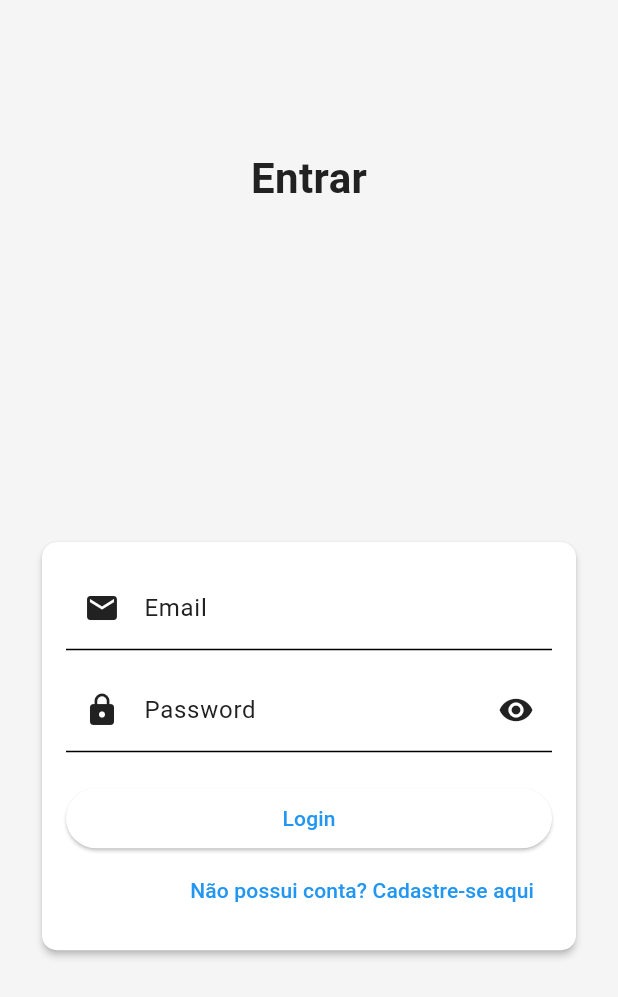
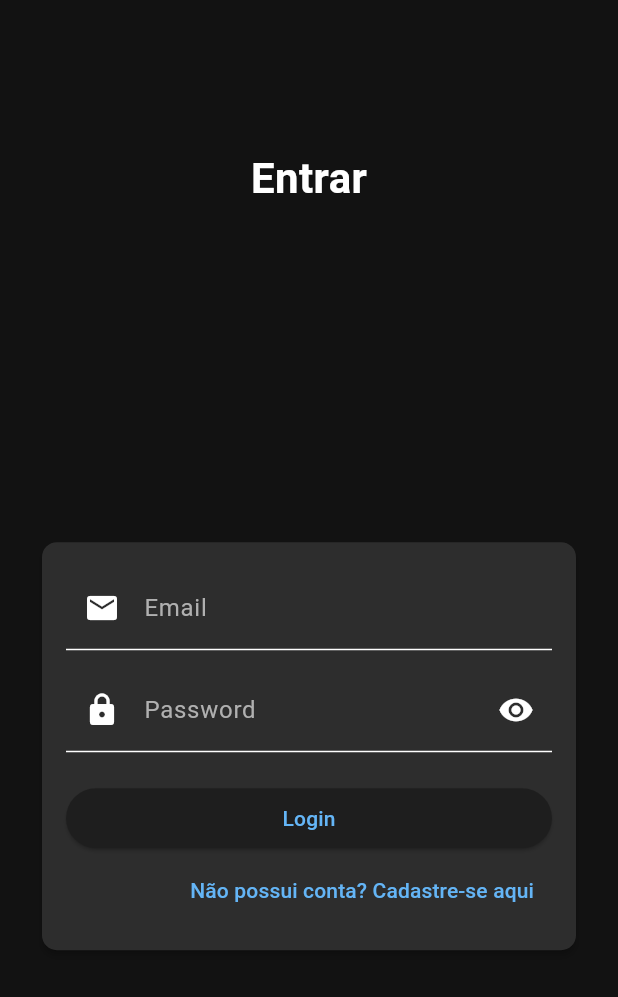
Before and after one commit to filipegms5/money_flow_app, a Flutter app: the screen it shows after launch, on a phone screen of 412 x 824 dp. Shown: the top 997 px of the screen. Run offline on Flutter 3.47's test engine with Material 3 defaults, Android fonts, the phone set to English and light mode, and no system bars; our stand-ins replace fl_chart, shared_preferences; missing offline and left inert: mobile_scanner.

Commit message:
refinamento de comentarios

```diff
--- a/lib/controllers/meta_financeira_controller.dart
+++ b/lib/controllers/meta_financeira_controller.dart
@@ -19,7 +19,7 @@ class MetaFinanceiraController extends BaseController {
       if (jsonData == null) return null;
       return MetaFinanceira.fromJson(jsonData);
     } else if (response.statusCode == 404) {
-      return null; // No active goal
+      return null; // Sem metas ativas
     } else {
       throw Exception('Erro ao carregar meta ativa: ${response.statusCode}');
     }
@@ -56,7 +56,7 @@ class MetaFinanceiraController extends BaseController {
       if (jsonData is List) {
         transacoesList = jsonData;
       } else if (jsonData is Map) {
-        // Backend returns {despesas: [...], receitas: [...]}
+        // Backend retorna {despesas: [...], receitas: [...]}
         if (jsonData.containsKey('despesas')) {
           transacoesList.addAll(jsonData['despesas'] as List);
         }
--- a/lib/controllers/theme_controller.dart
+++ b/lib/controllers/theme_controller.dart
@@ -1,19 +1,26 @@
 import 'package:flutter/material.dart';
 import 'package:shared_preferences/shared_preferences.dart';
 
+/// Controlador responsável por gerenciar o estado do tema da aplicação
+/// Permite alternar entre tema claro e escuro, salvando a preferência
 class ThemeController extends ChangeNotifier {
+  /// Chave para salvar a preferência do tema no SharedPreferences
   static const String _themeKey = 'theme_mode';
 
-  ThemeMode _themeMode = ThemeMode.light;
+  /// Modo atual do tema (padrão: escuro)
+  ThemeMode _themeMode = ThemeMode.dark;
 
+  /// Retorna o modo atual do tema
   ThemeMode get themeMode => _themeMode;
 
+  /// Retorna true se o tema atual for escuro
   bool get isDarkMode => _themeMode == ThemeMode.dark;
 
   ThemeController() {
     _loadTheme();
   }
 
+  /// Carrega o tema salvo do SharedPreferences
   Future<void> _loadTheme() async {
     try {
       final prefs = await SharedPreferences.getInstance();
@@ -24,11 +31,14 @@ class ThemeController extends ChangeNotifier {
         notifyListeners();
       }
     } catch (e) {
-      // Use default light theme if loading fails
-      _themeMode = ThemeMode.light;
+      // Usa o tema escuro como padrão se houver erro ao carregar
+      _themeMode = ThemeMode.dark;
     }
   }
 
+  /// Define o modo do tema e salva a preferência
+  ///
+  /// [mode] - O modo do tema a ser definido (claro ou escuro)
   Future<void> setThemeMode(ThemeMode mode) async {
     if (_themeMode == mode) return;
 
@@ -42,10 +52,11 @@ class ThemeController extends ChangeNotifier {
         mode == ThemeMode.dark ? 'dark' : 'light',
       );
     } catch (e) {
-      // Ignore save errors
+      // Ignora erros ao salvar
     }
   }
 
+  /// Alterna entre tema claro e escuro
   Future<void> toggleTheme() async {
     final newMode = _themeMode == ThemeMode.dark
         ? ThemeMode.light
--- a/lib/models/estabelecimento_model.dart
+++ b/lib/models/estabelecimento_model.dart
@@ -1,6 +1,3 @@
-// To parse this JSON data, do
-//
-//     final estabelecimento = estabelecimentoFromJson(jsonString);
 
 import 'package:meta/meta.dart';
 import 'dart:convert';
--- a/lib/models/forma_pagamento_model.dart
+++ b/lib/models/forma_pagamento_model.dart
@@ -1,6 +1,3 @@
-// To parse this JSON data, do
-//
-//     final formaPagamento = formaPagamentoFromJson(jsonString);
 
 import 'package:meta/meta.dart';
 import 'dart:convert';
--- a/lib/models/meta_financeira_model.dart
+++ b/lib/models/meta_financeira_model.dart
@@ -1,6 +1,3 @@
-// To parse this JSON data, do
-//
-//     final metaFinanceira = metaFinanceiraFromJson(jsonString);
 
 import 'package:meta/meta.dart';
 import 'dart:convert';
--- a/lib/models/scan_model.dart
+++ b/lib/models/scan_model.dart
@@ -1,6 +1,3 @@
-// To parse this JSON data, do
-//
-//     final scan = scanFromJson(jsonString);
 
 import 'package:meta/meta.dart';
 import 'dart:convert';
--- a/lib/models/transacao_model.dart
+++ b/lib/models/transacao_model.dart
@@ -1,6 +1,3 @@
-// To parse this JSON data, do
-//
-//     final transacao = transacaoFromJson(jsonString);
 
 import 'package:meta/meta.dart';
 import 'package:money_flow_app/models/estabelecimento_model.dart';
--- a/lib/pages/detalhes_meta_page.dart
+++ b/lib/pages/detalhes_meta_page.dart
@@ -58,7 +58,7 @@ class _DetalhesMetaPageState extends State<DetalhesMetaPage> {
     );
 
     if (result != null) {
-      // Return to home with refresh signal
+      // Retorna para a home com sinal de atualização
       Navigator.pop(context, true);
     }
   }
--- a/lib/theme/app_colors.dart
+++ b/lib/theme/app_colors.dart
@@ -1,44 +1,46 @@
 import 'package:flutter/material.dart';
 
+/// Classe que centraliza todas as cores utilizadas na aplicação
+/// Fornece paletas de cores separadas para tema claro e tema escuro
 class AppColors {
-  // Primary colors
-  final Color primary;
-  final Color secondary;
+  // Cores primárias
+  final Color primary; // Cor primária do tema (azul)
+  final Color secondary; // Cor secundária do tema (cinza)
 
-  // Background colors
-  final Color background;
-  final Color surface;
-  final Color cardBackground;
+  // Cores de fundo
+  final Color background; // Cor de fundo principal
+  final Color surface; // Cor de superfície
+  final Color cardBackground; // Cor de fundo dos cards
 
-  // Semantic colors
-  final Color success;
-  final Color error;
-  final Color warning;
+  // Cores semânticas
+  final Color success; // Cor de sucesso (verde)
+  final Color error; // Cor de erro (vermelho)
+  final Color warning; // Cor de aviso (laranja)
 
-  // Text colors
-  final Color textPrimary;
-  final Color textSecondary;
-  final Color textTertiary;
+  // Cores de texto
+  final Color textPrimary; // Cor do texto principal
+  final Color textSecondary; // Cor do texto secundário
+  final Color textTertiary; // Cor do texto terciário
 
-  // Icon colors
-  final Color iconPrimary;
-  final Color iconSecondary;
+  // Cores de ícones
+  final Color iconPrimary; // Cor primária dos ícones (azul)
+  final Color iconSecondary; // Cor secundária dos ícones (cinza)
 
-  // Button colors
-  final Color buttonPrimary;
-  final Color buttonPrimaryText;
-  final Color buttonSecondary;
-  final Color buttonSecondaryText;
-  final Color buttonDanger;
-  final Color buttonDangerText;
+  // Cores de botões
+  final Color buttonPrimary; // Cor de fundo do botão primário (azul)
+  final Color buttonPrimaryText; // Cor do texto do botão primário (branco)
+  final Color buttonSecondary; // Cor de fundo do botão secundário (cinza)
+  final Color buttonSecondaryText; // Cor do texto do botão secundário (branco)
+  final Color buttonDanger; // Cor de fundo do botão de perigo (vermelho)
+  final Color buttonDangerText; // Cor do texto do botão de perigo (branco/preto)
 
-  // Shadow colors
-  final Color shadowColor;
+  // Cores de sombra
+  final Color shadowColor; // Cor das sombras
 
-  // Special colors
-  final Color divider;
-  final Color glassOverlay;
-  final Color chartBackground;
+  // Cores especiais
+  final Color divider; // Cor dos divisores
+  final Color glassOverlay; // Cor do overlay de vidro (glassmorphism)
+  final Color chartBackground; // Cor de fundo dos gráficos
 
   const AppColors({
     required this.primary,
@@ -66,57 +68,57 @@ class AppColors {
     required this.chartBackground,
   });
 
-  // Light theme colors
+  // Cores do tema claro
   static const AppColors light = AppColors(
-    primary: Color(0xFF2196F3), // blue
-    secondary: Color(0xFF757575), // grey
-    background: Color(0xFFF5F5F5),
-    surface: Color(0xFFFFFFFF),
-    cardBackground: Color(0xFFFFFFFF),
-    success: Color(0xFF4CAF50), // green
-    error: Color(0xFFF44336), // red
-    warning: Color(0xFFFF9800), // orange
-    textPrimary: Color(0xFF212121),
-    textSecondary: Color(0xFF757575),
-    textTertiary: Color(0xFF9E9E9E),
-    iconPrimary: Color(0xFF2196F3), // blue
-    iconSecondary: Color(0xFF757575),
-    buttonPrimary: Color(0xFF2196F3),
-    buttonPrimaryText: Color(0xFFFFFFFF),
-    buttonSecondary: Color(0xFF757575),
-    buttonSecondaryText: Color(0xFFFFFFFF),
-    buttonDanger: Color(0xFFF44336),
-    buttonDangerText: Color(0xFFFFFFFF),
-    shadowColor: Color(0x33000000), // black with ~20% opacity
-    divider: Color(0xFFE0E0E0),
-    glassOverlay: Color(0x1AFFFFFF), // white with ~10% opacity
-    chartBackground: Color(0xFFFFFFFF),
+    primary: Color(0xFF1976D2), // Azul-700 (azul mais escuro)
+    secondary: Color(0xFF757575), // Cinza-600
+    background: Color(0xFFF5F5F5), // Cinza claro (fundo principal)
+    surface: Color(0xFFFFFFFF), // Branco puro (superfície)
+    cardBackground: Color(0xFFFFFFFF), // Branco puro (fundo dos cards)
+    success: Color(0xFF4CAF50), // Verde-500
+    error: Color(0xFFF44336), // Vermelho-500
+    warning: Color(0xFFFF9800), // Laranja-500
+    textPrimary: Color(0xFF424242), // Cinza escuro (texto principal)
+    textSecondary: Color(0xFF757575), // Cinza-600 (texto secundário)
+    textTertiary: Color(0xFF9E9E9E), // Cinza-400 (texto terciário)
+    iconPrimary: Color(0xFF1976D2), // Azul-700 (ícones primários)
+    iconSecondary: Color(0xFF757575), // Cinza-600 (ícones secundários)
+    buttonPrimary: Color(0xFF1976D2), // Azul-700 (botão primário)
+    buttonPrimaryText: Color(0xFFFFFFFF), // Branco puro (texto do botão primário)
+    buttonSecondary: Color(0xFF757575), // Cinza-600 (botão secundário)
+    buttonSecondaryText: Color(0xFFFFFFFF), // Branco puro (texto do botão secundário)
+    buttonDanger: Color(0xFFF44336), // Vermelho-500 (botão de perigo)
+    buttonDangerText: Color(0xFFFFFFFF), // Branco puro (texto do botão de perigo)
+    shadowColor: Color(0x33000000), // Preto com ~20% de opacidade (sombras)
+    divider: Color(0xFFE0E0E0), // Cinza claro (divisores)
+    glassOverlay: Color(0x1AFFFFFF), // Branco com ~10% de opacidade (overlay de vidro)
+    chartBackground: Color(0xFFFFFFFF), // Branco puro (fundo dos gráficos)
   );
 
-  // Dark theme colors
+  // Cores do tema escuro
   static const AppColors dark = AppColors(
-    primary: Color(0xFF64B5F6), // light blue
-    secondary: Color(0xFF9E9E9E), // light grey
-    background: Color(0xFF121212),
-    surface: Color(0xFF1E1E1E),
-    cardBackground: Color(0xFF2D2D2D),
-    success: Color(0xFF81C784), // light green
-    error: Color(0xFFE57373), // light red
-    warning: Color(0xFFFFB74D), // light orange
-    textPrimary: Color(0xFFFFFFFF),
-    textSecondary: Color(0xFFB0B0B0),
-    textTertiary: Color(0xFF757575),
-    iconPrimary: Color(0xFF64B5F6), // light blue
-    iconSecondary: Color(0xFF9E9E9E),
-    buttonPrimary: Color(0xFF64B5F6),
-    buttonPrimaryText: Color(0xFF121212),
-    buttonSecondary: Color(0xFF616161),
-    buttonSecondaryText: Color(0xFFFFFFFF),
-    buttonDanger: Color(0xFFE57373),
-    buttonDangerText: Color(0xFF121212),
-    shadowColor: Color(0x66000000), // black with ~40% opacity
-    divider: Color(0xFF424242),
-    glassOverlay: Color(0x1A000000), // black with ~10% opacity
-    chartBackground: Color(0xFF2D2D2D),
+    primary: Color(0xFF64B5F6), // Azul claro-300
+    secondary: Color(0xFF9E9E9E), // Cinza claro-500
+    background: Color(0xFF121212), // Preto quase puro (fundo principal)
+    surface: Color(0xFF1E1E1E), // Cinza muito escuro (superfície)
+    cardBackground: Color(0xFF2D2D2D), // Cinza escuro (fundo dos cards)
+    success: Color(0xFF81C784), // Verde claro-300
+    error: Color(0xFFE57373), // Vermelho claro-300
+    warning: Color(0xFFFFB74D), // Laranja claro-300
+    textPrimary: Color(0xFFFFFFFF), // Branco puro (texto principal)
+    textSecondary: Color(0xFFB0B0B0), // Cinza claro (texto secundário)
+    textTertiary: Color(0xFF757575), // Cinza-600 (texto terciário)
+    iconPrimary: Color(0xFF64B5F6), // Azul claro-300 (ícones primários)
+    iconSecondary: Color(0xFF9E9E9E), // Cinza claro-500 (ícones secundários)
+    buttonPrimary: Color(0xFF64B5F6), // Azul claro-300 (botão primário)
+    buttonPrimaryText: Color(0xFF121212), // Preto quase puro (texto do botão primário)
+    buttonSecondary: Color(0xFF616161), // Cinza-700 (botão secundário)
+    buttonSecondaryText: Color(0xFFFFFFFF), // Branco puro (texto do botão secundário)
+    buttonDanger: Color(0xFFE57373), // Vermelho claro-300 (botão de perigo)
+    buttonDangerText: Color(0xFF121212), // Preto quase puro (texto do botão de perigo)
+    shadowColor: Color(0x66000000), // Preto com ~40% de opacidade (sombras)
+    divider: Color(0xFF424242), // Cinza-800 (divisores)
+    glassOverlay: Color(0x1A000000), // Preto com ~10% de opacidade (overlay de vidro)
+    chartBackground: Color(0xFF2D2D2D), // Cinza escuro (fundo dos gráficos)
   );
 }
--- a/lib/theme/app_theme.dart
+++ b/lib/theme/app_theme.dart
@@ -1,7 +1,9 @@
 import 'package:flutter/material.dart';
 import 'app_colors.dart';
 
+/// Classe responsável por definir os temas da aplicação (claro e escuro)
 class AppTheme {
+  /// Tema claro da aplicação
   static ThemeData lightTheme = ThemeData(
     useMaterial3: true,
     brightness: Brightness.light,
@@ -39,8 +41,14 @@ class AppTheme {
       color: AppColors.light.divider,
       thickness: 1,
     ),
+    inputDecorationTheme: InputDecorationTheme(
+      labelStyle: TextStyle(color: AppColors.light.textSecondary),
+      hintStyle: TextStyle(color: AppColors.light.textTertiary),
+      filled: false,
+    ),
   );
 
+  /// Tema escuro da aplicação
   static ThemeData darkTheme = ThemeData(
     useMaterial3: true,
     brightness: Brightness.dark,
@@ -78,8 +86,17 @@ class AppTheme {
       color: AppColors.dark.divider,
       thickness: 1,
     ),
+    inputDecorationTheme: InputDecorationTheme(
+      labelStyle: TextStyle(color: AppColors.dark.textSecondary),
+      hintStyle: TextStyle(color: AppColors.dark.textTertiary),
+      filled: false,
+    ),
   );
 
+  /// Retorna as cores apropriadas baseadas no tema atual do contexto
+  ///
+  /// Se o tema atual for escuro, retorna [AppColors.dark],
+  /// caso contrário, retorna [AppColors.light]
   static AppColors getColors(BuildContext context) {
     return Theme.of(context).brightness == Brightness.dark
         ? AppColors.dark
--- a/lib/widgets/category/category_spending_card.dart
+++ b/lib/widgets/category/category_spending_card.dart
@@ -134,17 +134,17 @@ class _CategorySpendingCardState extends State<CategorySpendingCard> {
   }
 
   List<Color> _fixedColors() => const [
-        Color(0xFF2196F3), // blue
-        Color(0xFF3F51B5), // indigo
-        Color(0xFF673AB7), // deepPurple
-        Color(0xFF9C27B0), // purple
-        Color(0xFF00BCD4), // cyan
-        Color(0xFF03A9F4), // lightBlue
-        Color(0xFF9E9E9E), // grey
-        Color(0xFF795548), // brown
-        Color(0xFF607D8B), // blueGrey
-        Color(0xFFFFC107), // amber (não é vermelho/verde)
-        Color(0xFFFF9800), // orange (não é vermelho/verde)
+        Color(0xFF2196F3), // azul
+        Color(0xFF3F51B5), // índigo
+        Color(0xFF673AB7), // roxo escuro
+        Color(0xFF9C27B0), // roxo
+        Color(0xFF00BCD4), // ciano
+        Color(0xFF03A9F4), // azul claro
+        Color(0xFF9E9E9E), // cinza
+        Color(0xFF795548), // marrom
+        Color(0xFF607D8B), // azul acinzentado
+        Color(0xFFFFC107), // âmbar
+        Color(0xFFFF9800), // laranja
       ];
 }
 
--- a/lib/widgets/goal/meta_financeira_card.dart
+++ b/lib/widgets/goal/meta_financeira_card.dart
@@ -38,7 +38,7 @@ class _MetaFinanceiraCardState extends State<MetaFinanceiraCard> {
       final meta = await _metaController.fetchMetaAtiva();
 
       if (meta != null) {
-        // Calculate progress based on transactions
+        // Calcula o progresso baseado nas transações
         final transacoes = await _transacoesController.fetchTransacoesPeriodo(
           start: meta.dataInicio,
           end: meta.dataFim,
@@ -115,7 +115,7 @@ class _MetaFinanceiraCardState extends State<MetaFinanceiraCard> {
           builder: (context) => DetalhesMetaPage(meta: _metaAtiva!),
         ),
       ).then((_) {
-        _loadData(); // Reload when returning from detail page
+        _loadData(); // Recarrega quando retorna da página de detalhes
       });
     }
   }
@@ -249,7 +249,7 @@ class _GoalProgressView extends StatelessWidget {
 
         const SizedBox(height: 12),
 
-        // Progress bar
+        // Barra de progresso
         LinearProgressIndicator(
           value: progressPercentage,
           backgroundColor: Colors.grey[300],
--- a/lib/widgets/goal_detail/meta_info_card.dart
+++ b/lib/widgets/goal_detail/meta_info_card.dart
@@ -18,7 +18,7 @@ class MetaInfoCard extends StatelessWidget {
     final currency = NumberFormat.simpleCurrency(locale: 'pt_BR');
     final dateFormat = DateFormat('dd/MM/yyyy');
 
-    // Calculate progress
+    // Calcula o progresso
     double receitas = 0;
     double despesas = 0;
     for (final t in transacoes) {
@@ -69,7 +69,7 @@ class MetaInfoCard extends StatelessWidget {
 
             const SizedBox(height: 16),
 
-            // Progress bar
+            // Barra de progresso
             LinearProgressIndicator(
               value: progressPercentage,
               backgroundColor: Colors.grey[300],
--- a/lib/widgets/registro_manual_form.dart
+++ b/lib/widgets/registro_manual_form.dart
@@ -17,18 +17,18 @@ class _RegistroManualFormState extends State<RegistroManualForm> {
   final TransacoesController _controller = TransacoesController();
   final CategoriaController _categoriaController = CategoriaController();
 
-  // Controllers for text fields
+  // Controladores para campos de texto
   final _valorController = TextEditingController();
   final _descricaoController = TextEditingController();
 
-  // Form state
+  // Estado do formulário
   DateTime _selectedDate = DateTime.now();
   String _selectedTipo = 'despesa';
   bool _recorrente = false;
   FormaPagamento? _selectedFormaPagamento;
   Categoria? _selectedCategoria;
 
-  // Dropdown data
+  // Dados dos dropdowns
   List<FormaPagamento> _formasPagamento = [];
   List<Categoria> _categorias = [];
   bool _isLoading = true;
```
Also changed, not shown: lib/pages/all_transactions_page.dart (+5 -5 lines), lib/widgets/criar_meta_form.dart (+7 -7 lines).
